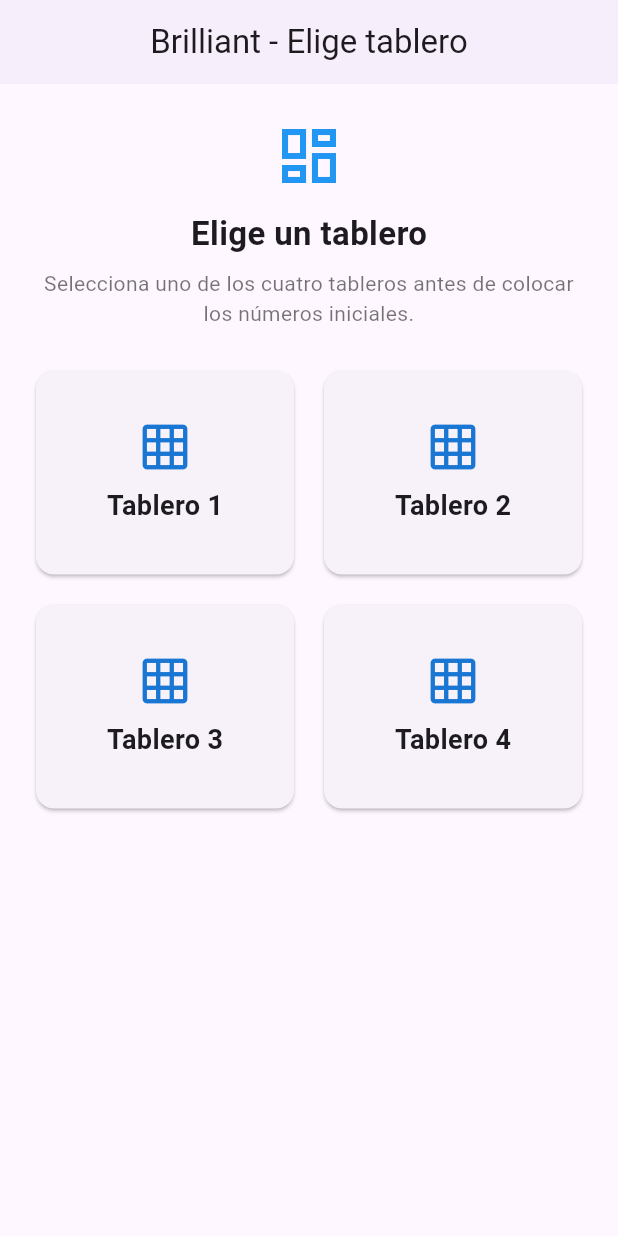
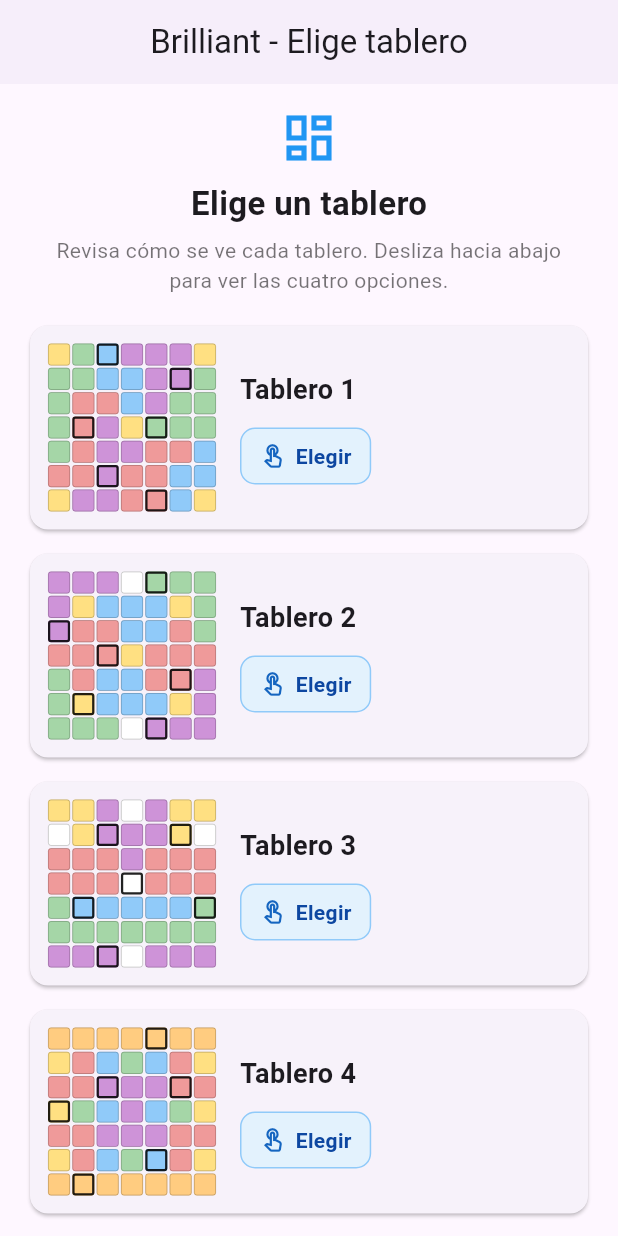
Before and after one commit to Fernando781-so/Proyecto-Brilliant-Ravensburger-, a Flutter app: the screen it shows after launch, on a phone screen of 412 x 824 dp. Run offline on Flutter 3.47's test engine with Material 3 defaults, Android fonts, the phone set to English and light mode, and no system bars.

Commit message:
mejor opcion

```diff
--- a/brilliantravensburger/lib/inicio_screen.dart
+++ b/brilliantravensburger/lib/inicio_screen.dart
@@ -27,6 +27,10 @@
   }
 
   Region _obtenerRegionCasilla(int fila, int columna) {
+    return _obtenerRegionEnTablero(tablero, fila, columna);
+  }
+
+  Region _obtenerRegionEnTablero(Tablero tablero, int fila, int columna) {
     for (var zona in tablero.zonas) {
       if (zona.posiciones.any((p) => p[0] == fila && p[1] == columna)) {
         return zona.region;
@@ -475,53 +479,53 @@
   Widget _buildSelectorTablero() {
     return Column(
       children: [
-        const SizedBox(height: 24),
+        const SizedBox(height: 16),
         const Padding(
           padding: EdgeInsets.symmetric(horizontal: 24),
           child: Column(
             children: [
-              Icon(Icons.dashboard_outlined, size: 48, color: Colors.blue),
-              SizedBox(height: 12),
+              Icon(Icons.dashboard_outlined, size: 40, color: Colors.blue),
+              SizedBox(height: 8),
               Text(
                 'Elige un tablero',
                 style: TextStyle(fontSize: 22, fontWeight: FontWeight.bold),
               ),
-              SizedBox(height: 8),
+              SizedBox(height: 6),
               Text(
-                'Selecciona uno de los cuatro tableros antes de colocar los números iniciales.',
+                'Revisa cómo se ve cada tablero. Desliza hacia abajo para ver las cuatro opciones.',
                 textAlign: TextAlign.center,
                 style: TextStyle(color: Colors.black54),
               ),
             ],
           ),
         ),
-        const SizedBox(height: 16),
+        const SizedBox(height: 8),
         Expanded(
-          child: GridView.builder(
-            padding: const EdgeInsets.symmetric(horizontal: 20, vertical: 8),
-            gridDelegate: const SliverGridDelegateWithFixedCrossAxisCount(
-              crossAxisCount: 2,
-              crossAxisSpacing: 12,
-              mainAxisSpacing: 12,
-              childAspectRatio: 1.25,
-            ),
+          child: ListView.separated(
+            padding: const EdgeInsets.symmetric(horizontal: 16, vertical: 8),
             itemCount: 4,
+            separatorBuilder: (context, index) => const SizedBox(height: 8),
             itemBuilder: (context, index) {
               final numero = index + 1;
-              return Card(
+              final tableroPrevia = crearTablero(numero);
+              return SizedBox(
+                height: 144,
+                child: Card(
                   clipBehavior: Clip.antiAlias,
                   child: InkWell(
                     key: ValueKey('seleccionar-tablero-$numero'),
                     onTap: () => _seleccionarTablero(numero),
+                    child: Padding(
+                      padding: const EdgeInsets.all(12),
+                      child: Row(
+                        children: [
+                          _buildVistaPreviaTablero(numero, tableroPrevia),
+                          const SizedBox(width: 16),
+                          Expanded(
                             child: Column(
                               mainAxisAlignment: MainAxisAlignment.center,
+                              crossAxisAlignment: CrossAxisAlignment.start,
                               children: [
-                      Icon(
-                        Icons.grid_on,
-                        size: 36,
-                        color: Colors.blue.shade700,
-                      ),
-                      const SizedBox(height: 8),
                                 Text(
                                   'Tablero $numero',
                                   style: const TextStyle(
@@ -529,7 +533,44 @@
                                     fontWeight: FontWeight.bold,
                                   ),
                                 ),
+                                const SizedBox(height: 12),
+                                Container(
+                                  padding: const EdgeInsets.symmetric(
+                                    horizontal: 12,
+                                    vertical: 8,
+                                  ),
+                                  decoration: BoxDecoration(
+                                    color: Colors.blue.shade50,
+                                    borderRadius: BorderRadius.circular(10),
+                                    border: Border.all(
+                                      color: Colors.blue.shade200,
+                                    ),
+                                  ),
+                                  child: Row(
+                                    mainAxisSize: MainAxisSize.min,
+                                    children: [
+                                      Icon(
+                                        Icons.touch_app_outlined,
+                                        size: 18,
+                                        color: Colors.blue.shade800,
+                                      ),
+                                      const SizedBox(width: 6),
+                                      Text(
+                                        'Elegir',
+                                        style: TextStyle(
+                                          color: Colors.blue.shade900,
+                                          fontWeight: FontWeight.bold,
+                                        ),
+                                      ),
                                     ],
+                                  ),
+                                ),
+                              ],
+                            ),
+                          ),
+                        ],
+                      ),
+                    ),
                   ),
                 ),
               );
@@ -537,6 +578,48 @@
           ),
         ),
       ],
+    );
+  }
+
+  Widget _buildVistaPreviaTablero(int numero, Tablero tableroPrevia) {
+    final posicionesIniciales = obtenerPosicionesInicialesTablero(numero);
+
+    return SizedBox(
+      key: ValueKey('vista-previa-tablero-$numero'),
+      width: 112,
+      height: 112,
+      child: GridView.builder(
+        physics: const NeverScrollableScrollPhysics(),
+        gridDelegate: const SliverGridDelegateWithFixedCrossAxisCount(
+          crossAxisCount: 7,
+          crossAxisSpacing: 1.5,
+          mainAxisSpacing: 1.5,
+        ),
+        itemCount: 49,
+        itemBuilder: (context, index) {
+          final fila = index ~/ 7;
+          final columna = index % 7;
+          final region = _obtenerRegionEnTablero(
+            tableroPrevia,
+            fila,
+            columna,
+          );
+          final esPosicionInicial = posicionesIniciales.any(
+            (posicion) => posicion[0] == fila && posicion[1] == columna,
+          );
+
+          return DecoratedBox(
+            decoration: BoxDecoration(
+              color: _colorParaRegion(region),
+              border: Border.all(
+                color: esPosicionInicial ? Colors.black87 : Colors.black26,
+                width: esPosicionInicial ? 1.5 : 0.5,
+              ),
+              borderRadius: BorderRadius.circular(2),
+            ),
+          );
+        },
+      ),
     );
   }
 
```
Also changed, not shown: 2 other files. Lines whose indentation alone changed are shown as unchanged.
